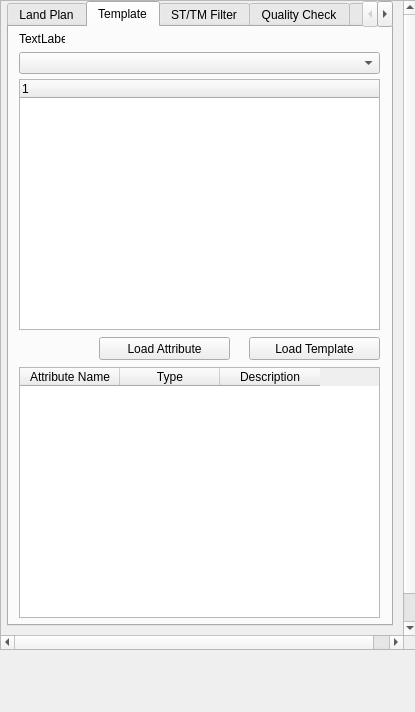
Above: view/PlanNavigatorWidget.ui from teamlm2/lm2_mgis before the change. Below: the same form after it.
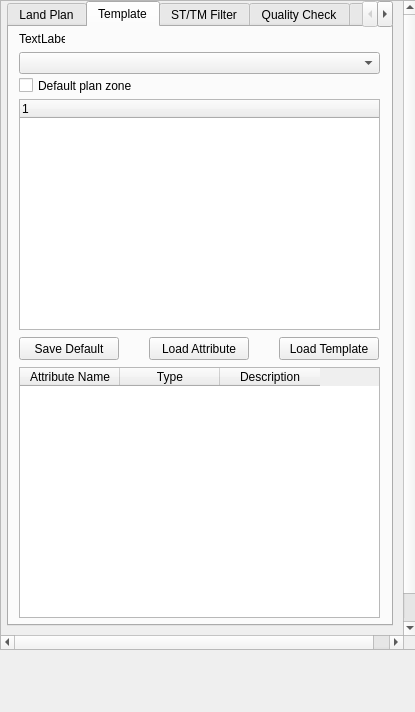
That is the form after the change. The open tabs and pages were chosen to show the change.

```diff
--- a/view/PlanNavigatorWidget.ui
+++ b/view/PlanNavigatorWidget.ui
@@ -479,9 +479,9 @@
        <widget class="QPushButton" name="load_template_button">
         <property name="geometry">
          <rect>
-          <x>240</x>
+          <x>270</x>
           <y>310</y>
-          <width>131</width>
+          <width>100</width>
           <height>23</height>
          </rect>
         </property>
@@ -521,9 +521,9 @@
         <property name="geometry">
          <rect>
           <x>10</x>
-          <y>52</y>
+          <y>72</y>
           <width>361</width>
-          <height>251</height>
+          <height>231</height>
          </rect>
         </property>
         <column>
@@ -548,9 +548,9 @@
        <widget class="QPushButton" name="load_attribute_button">
         <property name="geometry">
          <rect>
-          <x>90</x>
+          <x>140</x>
           <y>310</y>
-          <width>131</width>
+          <width>100</width>
           <height>23</height>
          </rect>
         </property>
@@ -558,6 +558,32 @@
          <string>Load Attribute</string>
         </property>
        </widget>
+       <widget class="QPushButton" name="save_default_zone_button">
+        <property name="geometry">
+         <rect>
+          <x>10</x>
+          <y>310</y>
+          <width>100</width>
+          <height>23</height>
+         </rect>
+        </property>
+        <property name="text">
+         <string>Save Default</string>
+        </property>
+       </widget>
+       <widget class="QCheckBox" name="default_plan_zone_chbox">
+        <property name="geometry">
+         <rect>
+          <x>10</x>
+          <y>50</y>
+          <width>151</width>
+          <height>17</height>
+         </rect>
+        </property>
+        <property name="text">
+         <string>Default plan zone</string>
+        </property>
+       </widget>
       </widget>
       <widget class="QWidget" name="st_tm_filter_tab">
        <attribute name="title">
```
Left out of the diff: 2 changed lines with no effect on the pictures.
